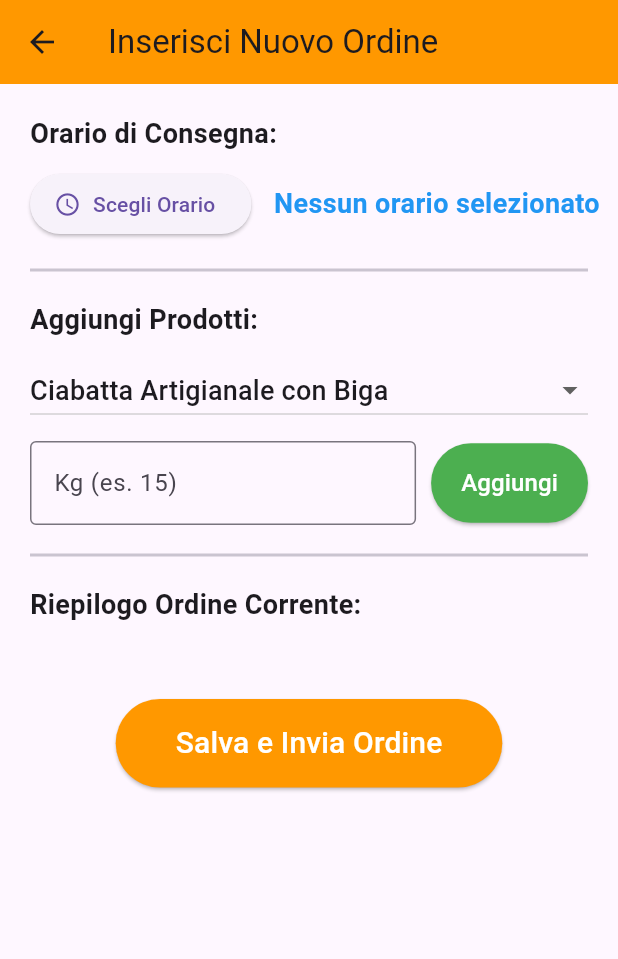
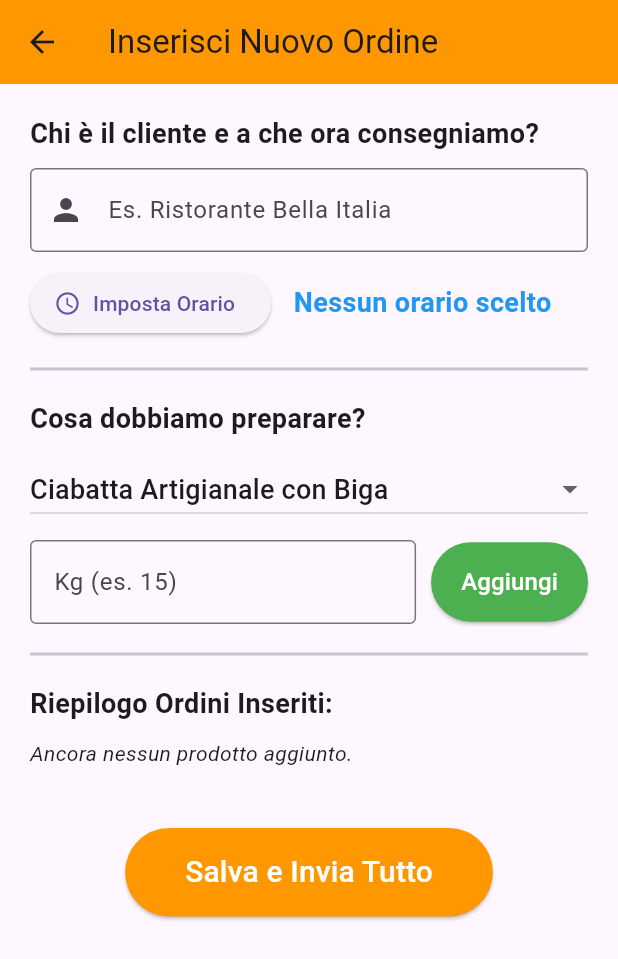
Before and after one commit to finizzzz/Agente_leggi_ricette, a Flutter app: the PaginaNuovoOrdine screen opened directly, on a phone screen of 412 x 824 dp. Shown: the top 959 px of the screen. Run offline on Flutter 3.47's test engine with Material 3 defaults, Android fonts, the phone set to English and light mode, and no system bars.

Commit message:
Sezione ordini

```diff
--- a/frontend_app/lib/screens/nuovo_ordine.dart
+++ b/frontend_app/lib/screens/nuovo_ordine.dart
@@ -1,4 +1,6 @@
 import 'package:flutter/material.dart';
+import 'package:flutter/services.dart';
+import 'tabella_marcia.dart';
 
 class PaginaNuovoOrdine extends StatefulWidget {
   const PaginaNuovoOrdine({super.key});
@@ -9,30 +11,15 @@ class PaginaNuovoOrdine extends StatefulWidget {
 
 class _PaginaNuovoOrdineState extends State<PaginaNuovoOrdine> {
   final TextEditingController _kgController = TextEditingController();
+  final TextEditingController _clienteController = TextEditingController();
+
   String _tipoPane = 'Ciabatta Artigianale con Biga';
-  final List<Map<String, String>> _vociOrdine = [];
   TimeOfDay? _orarioConsegna;
 
-  void _aggiungiVoce() {
-    if (_kgController.text.isNotEmpty) {
-      setState(() {
-        _vociOrdine.add({
-          'prodotto': _tipoPane,
-          'kg': _kgController.text,
-        });
-        _kgController.clear();
-      });
-    } else {
-      // NUOVO: Avviso visivo se non hai messo i Kg!
-      ScaffoldMessenger.of(context).showSnackBar(
-        const SnackBar(
-          content: Text('Attenzione: Inserisci i Kg prima di aggiungere!'),
-          backgroundColor: Colors.red
-        ),
-      );
-    }
-  }
+  // L'unico carrello ufficiale
+  final List<Map<String, dynamic>> _ordiniMultipli = [];
 
+  // --- FUNZIONI LOGICHE ---
   Future<void> _scegliOrario() async {
     final TimeOfDay? orarioScelto = await showTimePicker(
       context: context,
@@ -45,45 +32,73 @@ class _PaginaNuovoOrdineState extends State<PaginaNuovoOrdine> {
     }
   }
 
-  @override
-  Widget build(BuildContext context) {
-    return Scaffold(
-      appBar: AppBar(
-        title: const Text('Inserisci Nuovo Ordine'),
-        backgroundColor: Colors.orange,
+  void _aggiungiVoce() {
+    if (_kgController.text.isNotEmpty && _clienteController.text.isNotEmpty && _orarioConsegna != null) {
+      setState(() {
+        _ordiniMultipli.add({
+          'cliente': _clienteController.text,
+          'orario': '${_orarioConsegna!.hour.toString().padLeft(2, '0')}:${_orarioConsegna!.minute.toString().padLeft(2, '0')}',
+          'prodotto': _tipoPane,
+          'kg': _kgController.text,
+        });
+        _kgController.clear();
+      });
+    } else {
+      ScaffoldMessenger.of(context).showSnackBar(
+        const SnackBar(
+          content: Text('Attenzione: Compila Cliente, Orario e Kg!'),
+          backgroundColor: Colors.red,
         ),
-      body: SingleChildScrollView(
-        padding: const EdgeInsets.all(20.0),
-        child: Column(
+      );
+    }
+  }
+
+  // --- MODULI GRAFICI ---
+  Widget _costruisciSezioneCliente() {
+    return Column(
       crossAxisAlignment: CrossAxisAlignment.start,
       children: [
-            const Text('Orario di Consegna:', style: TextStyle(fontSize: 18, fontWeight: FontWeight.bold)),
+        const Text('Chi è il cliente e a che ora consegniamo?', style: TextStyle(fontSize: 18, fontWeight: FontWeight.bold)),
+        const SizedBox(height: 10),
+        TextField(
+          controller: _clienteController,
+          decoration: const InputDecoration(
+            border: OutlineInputBorder(),
+            hintText: 'Es. Ristorante Bella Italia',
+            prefixIcon: Icon(Icons.person),
+          ),
+        ),
         const SizedBox(height: 10),
         Row(
           children: [
             ElevatedButton.icon(
               onPressed: _scegliOrario,
               icon: const Icon(Icons.access_time),
-                  label: const Text('Scegli Orario'),
+              label: const Text('Imposta Orario'),
             ),
             const SizedBox(width: 15),
             Text(
               _orarioConsegna == null
-                      ? 'Nessun orario selezionato'
+                  ? 'Nessun orario scelto'
                   : '${_orarioConsegna!.hour.toString().padLeft(2, '0')}:${_orarioConsegna!.minute.toString().padLeft(2, '0')}',
               style: const TextStyle(fontSize: 18, color: Colors.blue, fontWeight: FontWeight.bold),
             ),
           ],
         ),
+      ],
+    );
+  }
 
-            const Divider(height: 40, thickness: 2),
-
-            const Text('Aggiungi Prodotti:', style: TextStyle(fontSize: 18, fontWeight: FontWeight.bold)),
+  Widget _costruisciSezioneProdotto() {
+    return Column(
+      crossAxisAlignment: CrossAxisAlignment.start,
+      children: [
+        const Text('Cosa dobbiamo preparare?', style: TextStyle(fontSize: 18, fontWeight: FontWeight.bold)),
         const SizedBox(height: 10),
         DropdownButton<String>(
           value: _tipoPane,
           isExpanded: true,
-              items: <String>['Ciabatta Artigianale con Biga', 'Filone Classico']
+          items: <String>['Ciabatta Artigianale con Biga', 'Filone Classico', 'Panini all\'Olio']
               .map((String valore) {
             return DropdownMenuItem<String>(
               value: valore,
@@ -103,6 +118,8 @@ class _PaginaNuovoOrdineState extends State<PaginaNuovoOrdine> {
               child: TextField(
                 controller: _kgController,
                 keyboardType: TextInputType.number,
+                // NUOVA RIGA: Accetta ESCLUSIVAMENTE numeri da 0 a 9 e il punto decimale
+                inputFormatters: [FilteringTextInputFormatter.allow(RegExp(r'[0-9.,]'))],
                 decoration: const InputDecoration(
                   border: OutlineInputBorder(),
                   hintText: 'Kg (es. 15)',
@@ -112,75 +129,92 @@ class _PaginaNuovoOrdineState extends State<PaginaNuovoOrdine> {
             const SizedBox(width: 10),
             ElevatedButton(
               onPressed: _aggiungiVoce,
-                  style: ElevatedButton.styleFrom(
-                    backgroundColor: Colors.green,
-                    padding: const EdgeInsets.symmetric(horizontal: 20, vertical: 15)
-                  ),
+              style: ElevatedButton.styleFrom(backgroundColor: Colors.green, padding: const EdgeInsets.symmetric(horizontal: 20, vertical: 15)),
               child: const Text('Aggiungi', style: TextStyle(color: Colors.white, fontSize: 16)),
             ),
           ],
         ),
+      ],
+    );
+  }
 
-            const Divider(height: 40, thickness: 2),
-
-            const Text('Riepilogo Ordine Corrente:', style: TextStyle(fontSize: 18, fontWeight: FontWeight.bold)),
+  Widget _costruisciRiepilogo() {
+    return Column(
+      crossAxisAlignment: CrossAxisAlignment.start,
+      children: [
+        const Text('Riepilogo Ordini Inseriti:', style: TextStyle(fontSize: 18, fontWeight: FontWeight.bold)),
         const SizedBox(height: 10),
-
-            ListView.builder(
+        _ordiniMultipli.isEmpty
+            ? const Text('Ancora nessun prodotto aggiunto.', style: TextStyle(fontStyle: FontStyle.italic))
+            : ListView.builder(
                 shrinkWrap: true,
                 physics: const NeverScrollableScrollPhysics(),
-              itemCount: _vociOrdine.length,
+                itemCount: _ordiniMultipli.length,
                 itemBuilder: (context, index) {
-                final voce = _vociOrdine[index];
+                  final voce = _ordiniMultipli[index];
                   return Card(
                     elevation: 2,
                     child: ListTile(
                       leading: const Icon(Icons.bakery_dining, color: Colors.orange),
-                    title: Text(voce['prodotto']!),
-                    trailing: Text('${voce['kg']} Kg', style: const TextStyle(fontWeight: FontWeight.bold, fontSize: 18)),
+                      title: Text('${voce['cliente']} - Ore ${voce['orario']}'),
+                      subtitle: Text(voce['prodotto']),
+                      trailing: Text('${voce['kg']} Kg', style: const TextStyle(fontWeight: FontWeight.bold, fontSize: 16)),
                     ),
                   );
                 },
               ),
+      ],
+    );
+  }
 
+  // --- IL BUILD FINALE (Cortissimo grazie ai moduli!) ---
+  @override
+  Widget build(BuildContext context) {
+    return Scaffold(
+      appBar: AppBar(
+        title: const Text('Inserisci Nuovo Ordine'),
+        backgroundColor: Colors.orange,
+      ),
+      body: SingleChildScrollView(
+        padding: const EdgeInsets.all(20.0),
+        child: Column(
+          crossAxisAlignment: CrossAxisAlignment.start,
+          children: [
+            _costruisciSezioneCliente(),
+            const Divider(height: 40, thickness: 2),
+
+            _costruisciSezioneProdotto(),
+            const Divider(height: 40, thickness: 2),
+
+            _costruisciRiepilogo(),
             const SizedBox(height: 40),
 
             Center(
               child: ElevatedButton(
                 onPressed: () {
-                  // NUOVO: Controllo con avviso visivo
-                  if (_vociOrdine.isEmpty || _orarioConsegna == null) {
+                  if (_ordiniMultipli.isEmpty) {
                     ScaffoldMessenger.of(context).showSnackBar(
-                      const SnackBar(
-                        content: Text('Errore: Inserisci almeno un orario e un prodotto!'),
-                        backgroundColor: Colors.red
-                      ),
+                      const SnackBar(content: Text('Errore: Inserisci almeno un ordine!'), backgroundColor: Colors.red),
                     );
                     return;
                   }
 
-                  // NUOVO: Messaggio di successo visivo
                   ScaffoldMessenger.of(context).showSnackBar(
-                    const SnackBar(
-                      content: Text('Ordine salvato con successo!'),
-                      backgroundColor: Colors.green
-                    ),
+                    const SnackBar(content: Text('Tutti gli ordini salvati con successo!'), backgroundColor: Colors.green),
                   );
 
-                  print("=== ORDINE DA INVIARE ===");
-                  print("Consegna: ${_orarioConsegna!.hour}:${_orarioConsegna!.minute}");
-                  print("Comande: $_vociOrdine");
+                  print("=== ORDINI COMPLESSIVI DA INVIARE ===");
+                  print(_ordiniMultipli);
 
-                  // Aspettiamo un secondo per farti leggere il messaggio verde prima di cambiare pagina
                   Future.delayed(const Duration(seconds: 1), () {
-                    if (context.mounted) Navigator.pop(context);
+                    if (context.mounted) Navigator.pop(context, _ordiniMultipli);
                   });
                 },
                 style: ElevatedButton.styleFrom(
                   padding: const EdgeInsets.symmetric(horizontal: 40, vertical: 15),
                   backgroundColor: Colors.orange,
                 ),
-                child: const Text('Salva e Invia Ordine', style: TextStyle(fontSize: 20, color: Colors.white)),
+                child: const Text('Salva e Invia Tutto', style: TextStyle(fontSize: 20, color: Colors.white)),
               ),
             ),
           ],
```
Also changed, not shown: frontend_app/lib/screens/dashboard.dart (+47 -24 lines), frontend_app/lib/screens/gestione_dipendenti.dart (added, +13 -0 lines), frontend_app/lib/screens/gestione_macchinari.dart (added, +13 -0 lines), frontend_app/lib/screens/gestione_ordini.dart (added, +195 -0 lines), frontend_app/lib/screens/gestione_ricette.dart (added, +13 -0 lines). Lines whose indentation alone changed are shown as unchanged.
